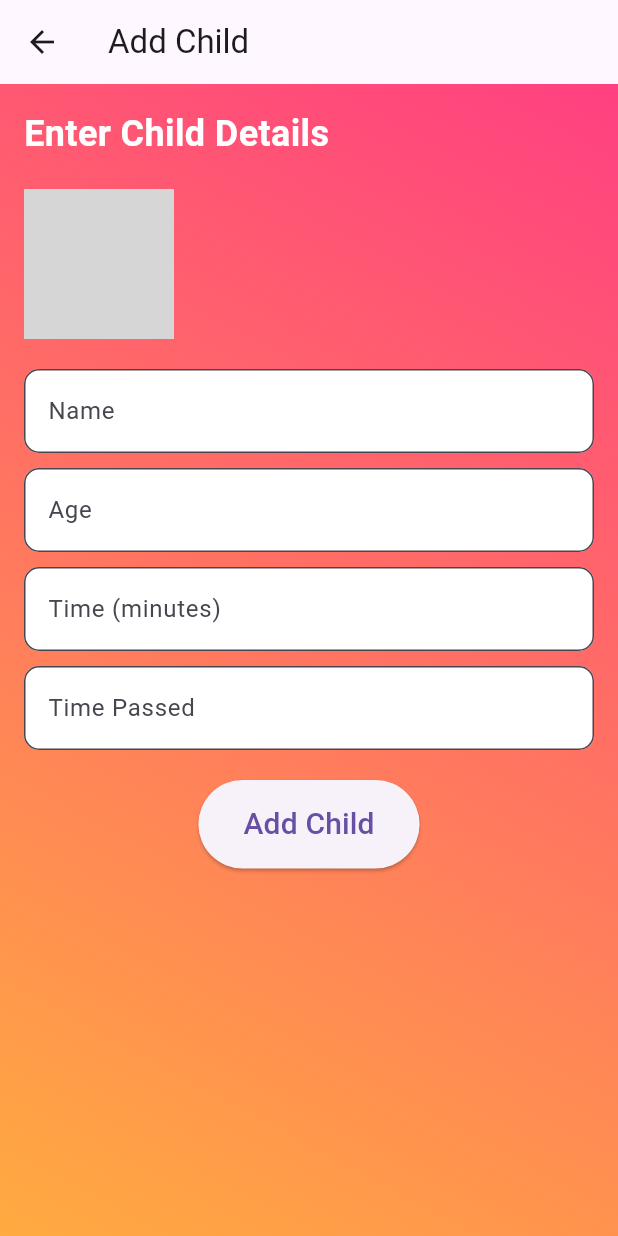
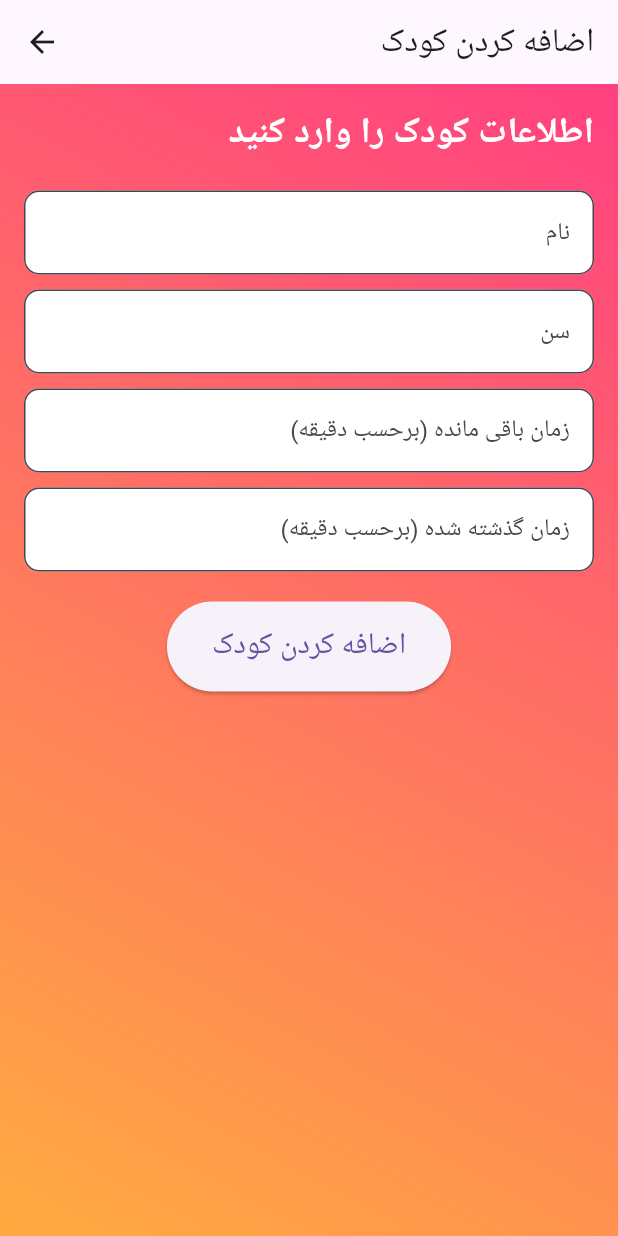
Before and after one commit to soroush83faraz/zohal, a Flutter app: the screen it shows after launch, after a tap on the "add" icon, on a phone screen of 412 x 824 dp. Run offline on Flutter 3.47's test engine with Material 3 defaults, Android fonts, the phone set to English and light mode, and no system bars; our stand-ins replace image_picker; grey boxes are pictures that could not be loaded.

Commit message:
Add Delete Method and change program to farsi/IR

```diff
--- a/lib/View/add.dart
+++ b/lib/View/add.dart
@@ -1,5 +1,5 @@
 import 'package:flutter/material.dart';
-
+import 'package:flutter/services.dart';
 
 class AddChildPage extends StatelessWidget {
   final TextEditingController nameController;
@@ -25,11 +25,15 @@ class AddChildPage extends StatelessWidget {
   Widget build(BuildContext context) {
     return Scaffold(
       appBar: AppBar(
-        title:const Text('Add Child'),
+        title: Row(
+          mainAxisAlignment: MainAxisAlignment.end,
+          children: const [
+            Text('اضافه کردن کودک'),
+          ],
+        ),
       ),
       body: Container(
         decoration: const BoxDecoration(
-          // Gradient background.
           gradient: LinearGradient(
             colors: [Colors.pinkAccent, Colors.orangeAccent],
             begin: Alignment.topRight,
@@ -41,23 +45,28 @@ class AddChildPage extends StatelessWidget {
           child: Column(
             crossAxisAlignment: CrossAxisAlignment.start,
             children: [
-              const Text(
-                "Enter Child Details",
-                style: TextStyle(fontSize: 24, fontWeight: FontWeight.bold, color: Colors.white),
-              ),
-              const SizedBox(height: 20),
-              GestureDetector(
-                onTap: onPickImage, // Opens the image picker.
-                child: CircleAvatar(
-                  radius: 50,
-                  backgroundImage: AssetImage(picture), // Display picture.
+              Row(
+                mainAxisAlignment: MainAxisAlignment.end,
+                children: const [
+                  Text(
+                    "اطلاعات کودک را وارد کنید",
+                    style: TextStyle(
+                      fontSize: 24,
+                      fontWeight: FontWeight.bold,
+                      color: Colors.white,
                     ),
                   ),
+                ],
+              ),
+
               const SizedBox(height: 20),
-              TextField(
+              Directionality(
+                textDirection: TextDirection.rtl,
+                child: TextField(
                   controller: nameController,
                   decoration: InputDecoration(
-                  labelText: 'Name',
+                    labelText: 'نام',
+
                     filled: true,
                     fillColor: Colors.white,
                     border: OutlineInputBorder(
@@ -65,12 +74,17 @@ class AddChildPage extends StatelessWidget {
                     ),
                   ),
                 ),
+              ),
               const SizedBox(height: 10),
-              TextField(
+              Directionality(
+                textDirection: TextDirection.rtl,
+                child: TextField(
+                  inputFormatters: <TextInputFormatter>[FilteringTextInputFormatter.digitsOnly],
                   controller: ageController,
                   keyboardType: TextInputType.number,
                   decoration: InputDecoration(
-                  labelText: 'Age',
+                    labelText: 'سن',
+
                     filled: true,
                     fillColor: Colors.white,
                     border: OutlineInputBorder(
@@ -78,12 +92,17 @@ class AddChildPage extends StatelessWidget {
                     ),
                   ),
                 ),
+              ),
               const SizedBox(height: 10),
-              TextField(
+              Directionality(
+                textDirection: TextDirection.rtl,
+                child: TextField(
                   controller: timeController,
                   keyboardType: TextInputType.number,
+                  inputFormatters: <TextInputFormatter>[FilteringTextInputFormatter.digitsOnly],
                   decoration: InputDecoration(
-                  labelText: 'Time (minutes)',
+                    labelText: 'زمان باقی مانده (برحسب دقیقه)',
+
                     filled: true,
                     fillColor: Colors.white,
                     border: OutlineInputBorder(
@@ -91,16 +110,24 @@ class AddChildPage extends StatelessWidget {
                     ),
                   ),
                 ),
+              ),
               const SizedBox(height: 10),
-              TextField(
+              Directionality(
+                textDirection: TextDirection.rtl,
+                child: TextField(
                   controller: timePassedController,
                   keyboardType: TextInputType.number,
+                  inputFormatters: <TextInputFormatter>[FilteringTextInputFormatter.digitsOnly],
+
                   decoration: InputDecoration(
-                  labelText: 'Time Passed',
+                    labelText: 'زمان گذشته شده (برحسب دقیقه)',
+
+
                     filled: true,
                     fillColor: Colors.white,
                     border: OutlineInputBorder(
                       borderRadius: BorderRadius.circular(10),
+                    ),
                   ),
                 ),
               ),
@@ -115,8 +142,10 @@ class AddChildPage extends StatelessWidget {
                     ),
                   ),
                   child: const Text(
-                    'Add Child',
-                    style: TextStyle(fontSize: 20),
+                    'اضافه کردن کودک',
+                    style: TextStyle(
+                      fontSize: 20,
+                    ),
                   ),
                 ),
               ),
--- a/lib/View/detail.dart
+++ b/lib/View/detail.dart
@@ -11,7 +11,9 @@ class ChildDetailPage extends StatelessWidget {
   Widget build(BuildContext context) {
     return Scaffold(
       appBar: AppBar(
-        title: Text(child.name),
+        title: Row(
+          mainAxisAlignment: MainAxisAlignment.center,
+          children: [ Text(child.name)]),
       ),
       body: Container(
         decoration: const BoxDecoration(
@@ -25,37 +27,34 @@ class ChildDetailPage extends StatelessWidget {
         child: Center(
           child: Padding(
             padding: const EdgeInsets.all(16.0),
+            child: Directionality(
+              textDirection: TextDirection.rtl,
               child: Column(
                 mainAxisSize: MainAxisSize.min,
                 crossAxisAlignment: CrossAxisAlignment.center,
                 children: [
-                CircleAvatar(
-                  radius: 50,
-                  backgroundImage: AssetImage(child.picture), // Display child's picture.
-                ),
-                const SizedBox(height: 20),
                   Text(
-                  "Name: ${child.name}", // Display name.
+                    "اسم: ${child.name}", // Display name.
                     style: const TextStyle(fontSize: 24, color: Colors.white),
                   ),
                   const SizedBox(height: 10),
                   Text(
-                  "Age: ${child.age}", // Display age.
+                    "سن: ${child.age}", // Display age.
                     style: const TextStyle(fontSize: 18, color: Colors.white),
                   ),
                   const SizedBox(height: 10),
                   Text(
-                  "Time Reserved: ${child.totalReserved} min", // Total time.
+                    "زمان رزرو شده: ${child.totalReserved} دقیقه", // Total time.
                     style: const TextStyle(fontSize: 18, color: Colors.white),
                   ),
                   const SizedBox(height: 10),
                   Text(
-                  "Time Left: ${child.timeLeft} min", // Remaining time.
+                    "زمان باقی مانده: ${child.timeLeft} دقیقه", // Remaining time.
                     style: const TextStyle(fontSize: 18, color: Colors.white),
                   ),
                   const SizedBox(height: 10),
                   Text(
-                  "Time Passed: ${child.timePassed} min", // Time passed.
+                    "زمان صرف شده: ${child.timePassed} دقیقه", // Time passed.
                     style: const TextStyle(fontSize: 18, color: Colors.white),
                   ),
                 ],
@@ -63,6 +62,7 @@ class ChildDetailPage extends StatelessWidget {
             ),
           ),
         ),
+      ),
     );
   }
 }
--- a/lib/View/edit.dart
+++ b/lib/View/edit.dart
@@ -6,8 +6,6 @@ class EditChildPage extends StatelessWidget {
   final TextEditingController ageController;
   final TextEditingController timeController;
   final TextEditingController timePassedController;
-  final String picture;
-  final VoidCallback onPickImage;
   final VoidCallback onSaveChild;
 
   const EditChildPage({
@@ -16,8 +14,6 @@ class EditChildPage extends StatelessWidget {
     required this.ageController,
     required this.timeController,
     required this.timePassedController,
-    required this.picture,
-    required this.onPickImage,
     required this.onSaveChild,
   });
 
@@ -25,7 +21,12 @@ class EditChildPage extends StatelessWidget {
   Widget build(BuildContext context) {
     return Scaffold(
       appBar: AppBar(
-        title: Text("Edit Child"), // Title passed dynamically.
+        title: Row(
+          mainAxisAlignment: MainAxisAlignment.center,
+          children: [
+            Text("ویرایش اطلاعات کودک"),
+          ],
+        ), // Title passed dynamically.
       ),
       body: Container(
         decoration: const BoxDecoration(
@@ -41,23 +42,22 @@ class EditChildPage extends StatelessWidget {
           child: Column(
             crossAxisAlignment: CrossAxisAlignment.start,
             children: [
+              Row(
+                mainAxisAlignment: MainAxisAlignment.center,
+                children: [
                   const Text(
-                'Edit Child Details',
+                    'ویرایش اطلاعات ',
                     style: TextStyle(fontSize: 24, fontWeight: FontWeight.bold, color: Colors.white),
                   ),
-              const SizedBox(height: 20),
-              GestureDetector(
-                onTap: onPickImage, // Opens the image picker.
-                child: CircleAvatar(
-                  radius: 50,
-                  backgroundImage: AssetImage(picture), // Display picture.
-                ),
+                ],
               ),
               const SizedBox(height: 20),
-              TextField(
+              Directionality(
+                textDirection: TextDirection.rtl,
+                child: TextField(
                   controller: nameController,
                   decoration: InputDecoration(
-                  labelText: 'Name',
+                    labelText: 'نام',
                     filled: true,
                     fillColor: Colors.white,
                     border: OutlineInputBorder(
@@ -65,12 +65,15 @@ class EditChildPage extends StatelessWidget {
                     ),
                   ),
                 ),
+              ),
               const SizedBox(height: 10),
-              TextField(
+              Directionality(
+                textDirection: TextDirection.rtl,
+                child: TextField(
                   controller: ageController,
                   keyboardType: TextInputType.number,
                   decoration: InputDecoration(
-                  labelText: 'Age',
+                    labelText: 'سن',
                     filled: true,
                     fillColor: Colors.white,
                     border: OutlineInputBorder(
@@ -78,12 +81,15 @@ class EditChildPage extends StatelessWidget {
                     ),
                   ),
                 ),
+              ),
               const SizedBox(height: 10),
-              TextField(
+              Directionality(
+                textDirection: TextDirection.rtl,
+                child: TextField(
                   controller: timeController,
                   keyboardType: TextInputType.number,
                   decoration: InputDecoration(
-                  labelText: 'Time (minutes)',
+                    labelText: 'زمان باقی مانده (برحسب دقیقه)',
                     filled: true,
                     fillColor: Colors.white,
                     border: OutlineInputBorder(
@@ -91,16 +97,20 @@ class EditChildPage extends StatelessWidget {
                     ),
                   ),
                 ),
+              ),
               const SizedBox(height: 10),
-              TextField(
+              Directionality(
+                textDirection: TextDirection.rtl,
+                child: TextField(
                   controller: timePassedController,
                   keyboardType: TextInputType.number,
                   decoration: InputDecoration(
-                  labelText: 'Time Passed',
+                    labelText: 'زمان گذشته (برحسب دقیقه)',
                     filled: true,
                     fillColor: Colors.white,
                     border: OutlineInputBorder(
                       borderRadius: BorderRadius.circular(10),
+                    ),
                   ),
                 ),
               ),
@@ -115,7 +125,7 @@ class EditChildPage extends StatelessWidget {
                     ),
                   ),
                   child: const Text(
-                    'Save Changes', // Static button text.
+                    'ذخیره', // Static button text.
                     style: TextStyle(fontSize: 20),
                   ),
                 ),
--- a/lib/View/homepage.dart
+++ b/lib/View/homepage.dart
@@ -5,8 +5,6 @@ import 'package:zohal/controllers/homepage_controller.dart';
 import 'package:zohal/controllers/edit_controller.dart';
 import 'package:zohal/controllers/add_controller.dart';
 import 'dart:async';
-
-
 
 class HomePage extends StatefulWidget {
   const HomePage({super.key});
@@ -19,8 +17,6 @@ class HomePage extends StatefulWidget {
 class _HomePageState extends State<HomePage> {
   final ChildController _controller = ChildController();
   Color _titleColor =  Colors.white;
-
-
 
   @override
   void initState() {
@@ -67,8 +63,11 @@ class _HomePageState extends State<HomePage> {
   Widget build(BuildContext context) {
     return Scaffold(
       appBar: AppBar(
-        title:  Text(
-          'Kids Time Manager',
+        title: Row(
+          mainAxisAlignment: MainAxisAlignment.end,
+          children: [
+            Text(
+              'سیستم مدیریت خانه بازی',
               style: TextStyle(
                 fontSize: 24,
                 fontWeight: FontWeight.bold,
@@ -82,6 +81,8 @@ class _HomePageState extends State<HomePage> {
                 ],
               ),
             ),
+          ],
+        ),
         flexibleSpace: Container(
           decoration: const BoxDecoration(
             gradient: LinearGradient(
@@ -92,7 +93,6 @@ class _HomePageState extends State<HomePage> {
           ),
         ),
       ),
-
       body: Container(
         decoration: const BoxDecoration(
           gradient: LinearGradient(
@@ -104,7 +104,7 @@ class _HomePageState extends State<HomePage> {
         child: _controller.children.isEmpty
             ? const Center(
                 child: Text(
-                  "No children added yet. Click the button below to add a child.",
+                  "!هیچ کودکی در حال حاضر در حال بازی نیست",
                   style: TextStyle(fontSize: 18, color: Colors.white),
                   textAlign: TextAlign.center,
                 ),
@@ -114,30 +114,80 @@ class _HomePageState extends State<HomePage> {
                 itemBuilder: (context, index) {
                   final child = _controller.children[index];
                   return ListTile(
-                    leading: CircleAvatar(backgroundImage: AssetImage(child.picture)),
-                    title: Text(
+                    leading: SizedBox(
+                      width: 80, // Constrain the width of the leading widget
+                      child: Row(
+                        mainAxisSize: MainAxisSize.min,
+                        children: [
+                          IconButton(
+                            icon: const Icon(Icons.edit, color: Colors.white),
+                            onPressed: () => _editChild(index),
+                          ),
+                          IconButton(
+  icon: const Icon(Icons.delete, color: Colors.white),
+  onPressed: () {
+    showDialog(
+      context: context,
+      builder: (BuildContext context) {
+        return AlertDialog(
+          title: const Text('حذف کودک'),
+          content: const Text('آیا مطمئن هستید؟'),
+          actions: [
+            Row(
+              mainAxisAlignment: MainAxisAlignment.spaceEvenly,
+              children: [
+                ElevatedButton(
+                  onPressed: () {
+                    Navigator.pop(context);
+                  },
+                  child: const Text('خیر'),
+                ),
+                ElevatedButton(
+                  onPressed: () {
+                    setState(() {
+                      _controller.deleteChild(index);
+                    });
+                    Navigator.pop(context);
+                  },
+                  child: const Text('بله'),
+                ),
+              ],
+            ),
+          ],
+        );
+      },
+    );
+  },
+),
+                        ],
+                      ),
+                    ),
+                    title: Row(
+                      mainAxisAlignment: MainAxisAlignment.end,
+                      children: [
+                        Text(
                           child.name,
-                      style:const TextStyle(fontSize: 20, color: Colors.white),
+                          style: const TextStyle(fontSize: 20, color: Colors.white),
+                        ),
+                      ],
                     ),
                     subtitle: Row(
                       children: [
                         Expanded(
+                          child: Padding(
+                            padding: const EdgeInsets.fromLTRB(30, 0, 30, 0),
                             child: LinearProgressIndicator(
-                                value: child.timeLeft / child.totalReserved,
+                              value: ((child.timePassed - child.totalReserved) / child.totalReserved).abs(),
                               backgroundColor: Colors.grey[300],
                               color: child.timeLeft > 5 ? Colors.green : Colors.red,
                             ),
                           ),
-                            const SizedBox(width: 10),
+                        ),
                         Text(
-                              "${child.timePassed}/${child.totalReserved} min",
+                          "دقیقه ${(child.timePassed - child.totalReserved).abs()}",
                           style: const TextStyle(color: Colors.white70),
                         ),
                       ],
-                        ),
-                    trailing: IconButton(
-                      icon: const Icon(Icons.edit, color: Colors.white),
-                      onPressed: () => _editChild(index),
                     ),
                     onTap: () {
                       Navigator.push(
--- a/lib/controllers/add_controller.dart
+++ b/lib/controllers/add_controller.dart
@@ -27,7 +27,6 @@ class _AddControllerState extends State<AddController> {
       _ageController.text = widget.child!.age.toString();
       _timeController.text = widget.child!.totalReserved.toString();
       _timePassedController.text = widget.child!.timePassed.toString();
-      _picture = widget.child!.picture;
     } else {
       _picture = "assets/default.png";
     }
@@ -50,7 +49,6 @@ class _AddControllerState extends State<AddController> {
       final child = Child(
         name: _nameController.text,
         age: int.parse(_ageController.text),
-        picture: _picture,
         timeLeft: int.parse(_timeController.text),
         totalReserved: int.parse(_timeController.text),
         timePassed: int.parse(_timePassedController.text),
--- a/lib/controllers/homepage_controller.dart
+++ b/lib/controllers/homepage_controller.dart
@@ -17,5 +17,7 @@ class ChildController {
     }
     children.sort((a, b) => a.timeLeft.compareTo(b.timeLeft));
   }
-
+  void deleteChild(int index) {
+    children.removeAt(index);
+  }
 }
--- a/lib/models/child.dart
+++ b/lib/models/child.dart
@@ -1,7 +1,6 @@
 class Child {
   String name;
   int age;
-  String picture;
   int timeLeft;
   int totalReserved;
   int timePassed;
@@ -9,7 +8,6 @@ class Child {
   Child({
     required this.name,
     required this.age,
-    required this.picture,
     required this.timeLeft,
     required this.totalReserved,
     required this.timePassed,
```
Also changed, not shown: lib/controllers/edit_controller.dart (+0 -16 lines). Lines whose indentation alone changed are shown as unchanged.
